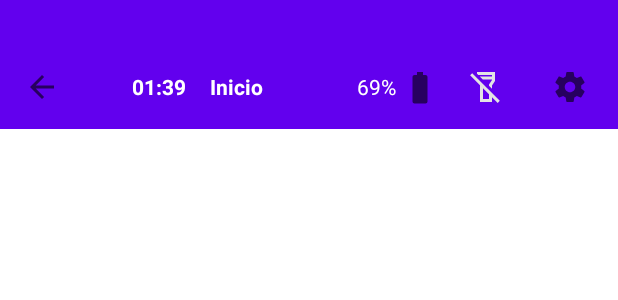
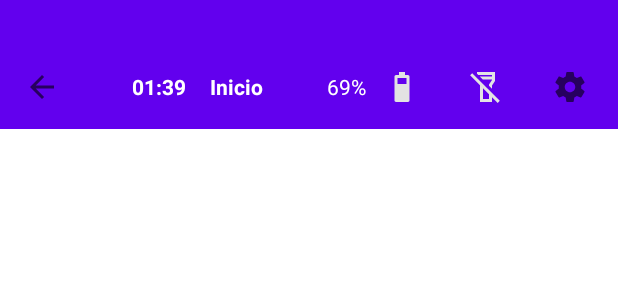
Before and after one commit to LeonelaRivarola/Trabajo1, an Android app: the layout toolbar.xml on its own in the app's theme, with its tools: preview values and no code run, on a phone screen of 412 x 824 dp. Shown: the top 300 px of the screen. Run offline under Robolectric (Android 15) with nearby library versions, the phone set to English and light mode, and no system bars.

Commit message:
Se añadió el código para que funcione el botón de la linterna, el botón de la bateria con un cálculo estimado de la duración de la bateria, la toolbar ahora muestra el % de bateria restante, y se puede ver la hora. Además de que el titulo de la toolbar cambia según en que fragment esté el usuario.
Queda programar la flecha "back" y el construir el fragment de configuraciones para linkearlo en la toolbar.

```diff
--- a/app/src/main/res/drawable/ic_bateria_24dp.xml
+++ b/app/src/main/res/drawable/ic_bateria_24dp.xml
@@ -1,9 +1,9 @@
 <vector xmlns:android="http://schemas.android.com/apk/res/android"
     android:width="24dp"
     android:height="24dp"
-    android:viewportWidth="24.0"
-    android:viewportHeight="24.0"
-    android:tint="?attr/colorControlNormal"> <path
-    android:fillColor="@android:color/white"
-    android:pathData="M15.67,4H14V2h-4v2H8.33C7.6,4 7,4.6 7,5.33V21.67C7,22.4 7.6,23 8.33,23h7.33c0.74,0 1.34,-0.6 1.34,-1.33V5.33C17,4.6 16.4,4 15.67,4z"/>
+    android:viewportWidth="960"
+    android:viewportHeight="960">
+  <path
+      android:pathData="M320,880q-17,0 -28.5,-11.5T280,840v-640q0,-17 11.5,-28.5T320,160h80v-80h160v80h80q17,0 28.5,11.5T680,200v640q0,17 -11.5,28.5T640,880L320,880ZM360,400h240v-160L360,240v160Z"
+      android:fillColor="#e3e3e3"/>
 </vector>
--- a/app/src/main/res/layout/toolbar.xml
+++ b/app/src/main/res/layout/toolbar.xml
@@ -30,6 +30,7 @@
             tools:layout_editor_absoluteY="30dp">
 
             <!-- Hora -->
+
             <TextView
                 android:id="@+id/txtHora"
                 android:layout_width="wrap_content"
@@ -57,24 +58,27 @@
 
             <!-- Porcentaje batería -->
             <TextView
-                android:id="@+id/txtBattery"
+                android:id="@+id/txtBatteryPercentage"
                 android:layout_width="wrap_content"
                 android:layout_height="wrap_content"
                 android:text="@string/title_porcentaje_bateria"
                 android:textColor="@android:color/white" />
 
             <!-- Icono batería -->
-            <ImageView
-                android:id="@+id/iconBattery"
-                android:layout_width="24dp"
-                android:layout_height="24dp"
-                android:layout_marginStart="4dp"
-                android:contentDescription="@string/linterna"
-                android:src="@drawable/ic_bateria_24dp" />
 
             <!-- Botón linterna -->
             <ImageButton
-                android:id="@+id/btnFlash"
+                android:id="@+id/iconBattery"
+                android:layout_width="wrap_content"
+                android:layout_height="wrap_content"
+                android:background="?attr/selectableItemBackgroundBorderless"
+                android:contentDescription="@string/linterna"
+                android:minWidth="48dp"
+                android:minHeight="48dp"
+                android:src="@drawable/ic_bateria_24dp" />
+
+            <ImageButton
+                android:id="@+id/btnLinterna"
                 android:layout_width="wrap_content"
                 android:layout_height="wrap_content"
                 android:layout_marginStart="8dp"
```
Also changed, not shown: app/src/main/java/com/example/trabajo1/MainActivity.kt (+135 -6 lines), app/src/main/res/drawable/ic_linterna_encendida.xml (added, +9 -0 lines).
